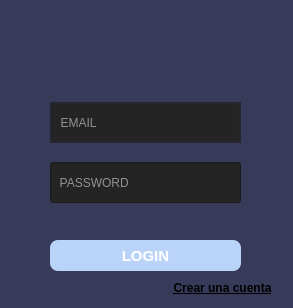
This is view/login_cliente.ui in ImToad06/ReservApp as Qt 5 draws it before an edit. The edited form follows.
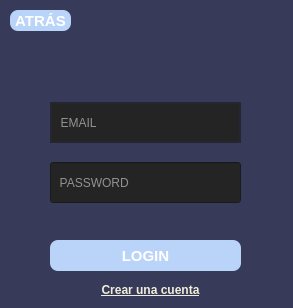
This is the edited form. Icons and pictures are not drawn.

Commit message: funcionalidad para ir atras & bugfix

What changed in the file:
```diff
--- a/view/login_cliente.ui
+++ b/view/login_cliente.ui
@@ -157,8 +157,8 @@
    <widget class="QPushButton" name="bt_crear_cuenta">
     <property name="geometry">
      <rect>
-      <x>162</x>
-      <y>278</y>
+      <x>90</x>
+      <y>280</y>
       <width>121</width>
       <height>20</height>
      </rect>
@@ -174,6 +174,7 @@
     <property name="styleSheet">
      <string notr="true">QPushButton{
 	border-radius: 15px;
+	color: rgb(240, 238, 219);
 }</string>
     </property>
     <property name="text">
@@ -183,10 +184,10 @@
    <widget class="QLabel" name="l_error">
     <property name="geometry">
      <rect>
-      <x>70</x>
+      <x>20</x>
       <y>210</y>
-      <width>171</width>
-      <height>16</height>
+      <width>251</width>
+      <height>20</height>
      </rect>
     </property>
     <property name="styleSheet">
@@ -194,6 +195,41 @@
     </property>
     <property name="text">
      <string/>
+    </property>
+    <property name="alignment">
+     <set>Qt::AlignCenter</set>
+    </property>
+   </widget>
+   <widget class="QPushButton" name="bt_atras">
+    <property name="geometry">
+     <rect>
+      <x>10</x>
+      <y>10</y>
+      <width>61</width>
+      <height>21</height>
+     </rect>
+    </property>
+    <property name="font">
+     <font>
+      <pointsize>11</pointsize>
+      <weight>75</weight>
+      <bold>true</bold>
+     </font>
+    </property>
+    <property name="styleSheet">
+     <string notr="true">QPushButton {
+	border-radius: 8px;
+	background-color: rgb(185, 212, 248);
+	color: rgb(255, 255, 255);
+}
+
+QPushButton:hover{
+	
+	background-color: rgb(101, 155, 219);
+}</string>
+    </property>
+    <property name="text">
+     <string>ATRÁS</string>
     </property>
    </widget>
   </widget>
```
The commit also changes 12 other files.
